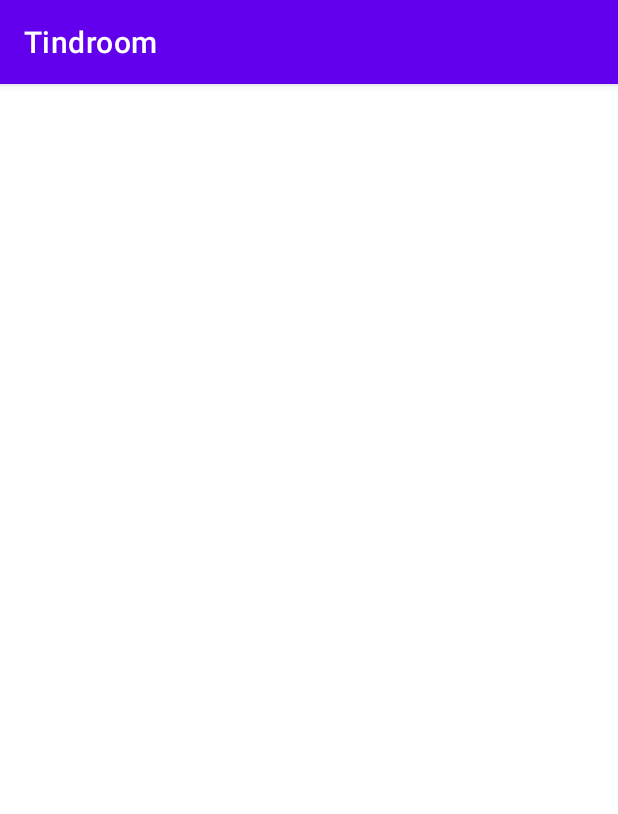
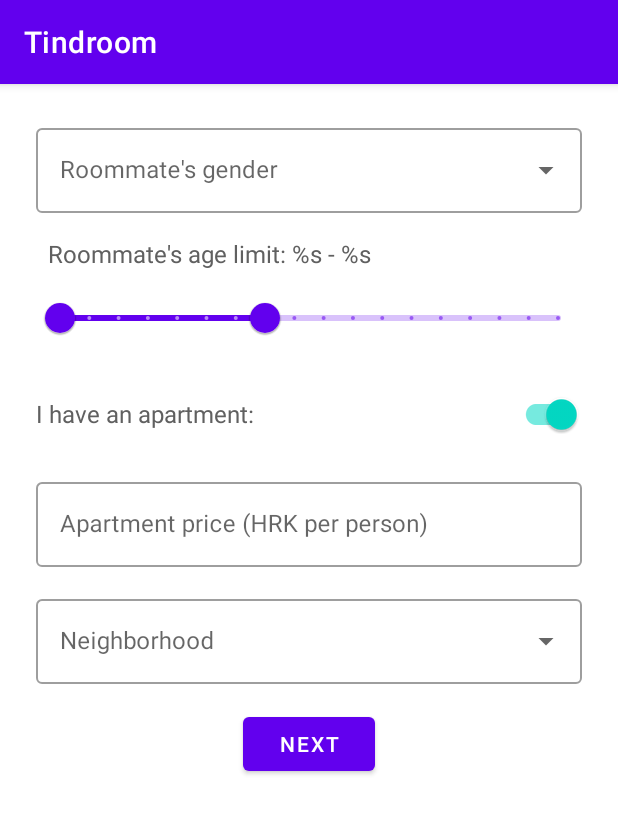
Before and after one commit to andelajakovic/Tindroom, an Android app: the fragment RoommateFormFragment placed in its activity, on a phone screen of 412 x 824 dp. Shown: the top 814 px of the screen. Run offline under Robolectric (Android 15) with nearby library versions, the phone set to English and light mode, and no system bars; pictures from the network do not load.

Commit message:
Roommate form layout

```diff
--- a/app/src/main/java/com/example/tindroom/ui/prelogin/AboutYouFragment.java
+++ b/app/src/main/java/com/example/tindroom/ui/prelogin/AboutYouFragment.java
@@ -19,7 +19,6 @@ import android.widget.ImageView;
 
 import com.bumptech.glide.Glide;
 import com.example.tindroom.R;
-import com.example.tindroom.data.local.SharedPreferencesStorage;
 import com.example.tindroom.data.model.Faculty;
 import com.example.tindroom.data.model.User;
 import com.example.tindroom.network.RetrofitService;
@@ -179,7 +178,7 @@ public class AboutYouFragment extends Fragment {
     }
 
     private void setGenderMenuItems() {
-        String[] items =  getResources().getStringArray(R.array.your_gender);
+        String[] items =  getResources().getStringArray(R.array.your_gender_items);
 
         ArrayAdapter<String> arrayAdapter = new ArrayAdapter<>(getContext(), android.R.layout.simple_spinner_dropdown_item, items);
         genderDropdown.setAdapter(arrayAdapter);
--- a/app/src/main/java/com/example/tindroom/ui/prelogin/RoommateFormFragment.java
+++ b/app/src/main/java/com/example/tindroom/ui/prelogin/RoommateFormFragment.java
@@ -3,18 +3,31 @@ package com.example.tindroom.ui.prelogin;
 import android.os.Bundle;
 
 import androidx.fragment.app.Fragment;
+import retrofit2.Retrofit;
 
-import android.util.Log;
 import android.view.LayoutInflater;
 import android.view.View;
 import android.view.ViewGroup;
+import android.widget.ArrayAdapter;
+import android.widget.AutoCompleteTextView;
 
 import com.example.tindroom.R;
 import com.example.tindroom.data.model.User;
+import com.example.tindroom.network.RetrofitService;
+import com.example.tindroom.network.TindroomApiService;
+import com.google.android.material.textfield.TextInputEditText;
+import com.google.android.material.textfield.TextInputLayout;
 
 public class RoommateFormFragment extends Fragment {
 
     private User user;
+
+    private Retrofit retrofit;
+    private TindroomApiService tindroomApiService;
+    private View rootView;
+
+    private TextInputLayout roommateGenderInput;
+    private AutoCompleteTextView roommateGenderDropdown;
 
     @Override
     public void onCreate(Bundle savedInstanceState) {
@@ -27,7 +40,30 @@ public class RoommateFormFragment extends Fragment {
     @Override
     public View onCreateView(LayoutInflater inflater, ViewGroup container,
                              Bundle savedInstanceState) {
-        // Inflate the layout for this fragment
-        return inflater.inflate(R.layout.fragment_roomate_form, container, false);
+        rootView = inflater.inflate(R.layout.fragment_roommate_form, container, false);
+
+        retrofit = RetrofitService.getRetrofit();
+        tindroomApiService = retrofit.create(TindroomApiService.class);
+
+        initViews();
+        initListeners();
+
+        return rootView;    }
+
+    private void initViews() {
+        roommateGenderInput = rootView.findViewById(R.id.roommateGenderInput);
+        roommateGenderDropdown = rootView.findViewById(R.id.roommateGenderDropdown);
+
+        setGenderMenuItems();
+    }
+
+    private void setGenderMenuItems() {
+        String[] items =  getResources().getStringArray(R.array.roommates_gender_items);
+
+        ArrayAdapter<String> arrayAdapter = new ArrayAdapter<>(getContext(), android.R.layout.simple_spinner_dropdown_item, items);
+        roommateGenderDropdown.setAdapter(arrayAdapter);
+    }
+
+    private void initListeners() {
     }
 }
--- a/app/src/main/res/layout/fragment_roomate_form.xml
+++ /dev/null
@@ -1,8 +0,0 @@
-<?xml version="1.0" encoding="utf-8"?>
-<FrameLayout xmlns:android="http://schemas.android.com/apk/res/android"
-    xmlns:tools="http://schemas.android.com/tools"
-    android:layout_width="match_parent"
-    android:layout_height="match_parent"
-    tools:context=".ui.prelogin.RoommateFormFragment">
-
-</FrameLayout>
--- /dev/null
+++ b/app/src/main/res/layout/fragment_roommate_form.xml
@@ -0,0 +1,131 @@
+<?xml version="1.0" encoding="utf-8"?>
+<ScrollView xmlns:android="http://schemas.android.com/apk/res/android"
+    xmlns:tools="http://schemas.android.com/tools"
+    android:layout_width="match_parent"
+    android:layout_height="match_parent"
+    xmlns:app="http://schemas.android.com/apk/res-auto"
+    tools:context=".ui.prelogin.RoommateFormFragment">
+
+    <LinearLayout
+        android:layout_width="match_parent"
+        android:layout_height="wrap_content"
+        android:orientation="vertical"
+        android:padding="16dp" >
+
+        <com.google.android.material.textfield.TextInputLayout
+            android:id="@+id/roommateGenderInput"
+            style="@style/Widget.MaterialComponents.TextInputLayout.OutlinedBox.ExposedDropdownMenu"
+            android:layout_width="match_parent"
+            android:layout_height="wrap_content"
+            android:layout_margin="@dimen/linear_layout_margin"
+            android:hint="@string/roommate_form_fragment_roommate_gender_hint">
+
+            <AutoCompleteTextView
+                android:id="@+id/roommateGenderDropdown"
+                android:layout_width="match_parent"
+                android:layout_height="wrap_content"
+                android:inputType="none" />
+        </com.google.android.material.textfield.TextInputLayout>
+
+        <TextView
+            android:layout_width="match_parent"
+            android:layout_height="wrap_content"
+            android:layout_marginTop="@dimen/linear_layout_margin"
+            android:layout_marginStart="@dimen/title_start_margin"
+            android:layout_marginEnd="@dimen/linear_layout_margin"
+            style="@style/TitleTextViewStyle"
+            android:text="@string/roommate_form_fragment_roommate_age_title" />
+
+        <com.google.android.material.slider.RangeSlider
+            android:layout_height="wrap_content"
+            android:layout_width="match_parent"
+            android:layout_margin="@dimen/linear_layout_margin"
+            android:valueFrom="18"
+            android:valueTo="35"
+            android:stepSize="1"
+            app:values="@array/initial_age_range_values" />
+
+        <com.google.android.material.switchmaterial.SwitchMaterial
+            android:layout_width="match_parent"
+            android:layout_height="wrap_content"
+            android:layout_margin="@dimen/linear_layout_margin"
+            android:checked="true"
+            style="@style/TitleTextViewStyle"
+            android:text="@string/roommate_form_fragment_have_apartment_label"/>
+
+        <LinearLayout
+            android:id="@+id/have_apartment_layout"
+            android:layout_width="match_parent"
+            android:layout_height="wrap_content"
+            android:orientation="vertical">
+
+            <com.google.android.material.textfield.TextInputLayout
+                android:id="@+id/priceInput"
+                style="@style/Widget.MaterialComponents.TextInputLayout.OutlinedBox"
+                android:layout_width="match_parent"
+                android:layout_height="wrap_content"
+                android:layout_margin="@dimen/linear_layout_margin"
+                android:hint="@string/roommate_form_fragment_price_hint">
+
+                <com.google.android.material.textfield.TextInputEditText
+                    android:id="@+id/priceEditText"
+                    android:layout_width="match_parent"
+                    android:layout_height="wrap_content"
+                    android:clickable="true"
+                    android:inputType="number" />
+            </com.google.android.material.textfield.TextInputLayout>
+
+            <com.google.android.material.textfield.TextInputLayout
+                android:id="@+id/neighbourhoodInput"
+                style="@style/Widget.MaterialComponents.TextInputLayout.OutlinedBox.ExposedDropdownMenu"
+                android:layout_width="match_parent"
+                android:layout_height="wrap_content"
+                android:layout_margin="@dimen/linear_layout_margin"
+                android:hint="@string/roommate_form_fragment_neighborhood_hint">
+
+                <AutoCompleteTextView
+                    android:id="@+id/facultyDropdown"
+                    android:layout_width="match_parent"
+                    android:layout_height="wrap_content"
+                    android:inputType="none" />
+            </com.google.android.material.textfield.TextInputLayout>
+
+        </LinearLayout>
+
+        <LinearLayout
+            android:id="@+id/need_apartment_layout"
+            android:layout_width="match_parent"
+            android:layout_height="wrap_content"
+            android:visibility="gone"
+            android:orientation="vertical">
+
+            <TextView
+                android:layout_width="match_parent"
+                android:layout_height="wrap_content"
+                android:layout_marginTop="@dimen/linear_layout_margin"
+                android:layout_marginStart="@dimen/title_start_margin"
+                android:layout_marginEnd="@dimen/linear_layout_margin"
+                style="@style/TitleTextViewStyle"
+                android:text="@string/roommate_form_fragment_price_range_title" />
+
+            <com.google.android.material.slider.Slider
+                android:layout_height="wrap_content"
+                android:layout_width="match_parent"
+                android:layout_margin="@dimen/linear_layout_margin"
+                android:valueFrom="500"
+                android:valueTo="5000"
+                android:value="2500"/>
+
+        </LinearLayout>
+
+        <Button
+            android:id="@+id/button"
+            android:layout_width="wrap_content"
+            android:layout_height="wrap_content"
+            android:layout_gravity="center"
+            android:layout_margin="@dimen/linear_layout_margin"
+            android:text="@string/roommate_form_fragment_next_button_label" />
+
+    </LinearLayout>
+
+</ScrollView>
--- a/app/src/main/res/navigation/navigation_prelogin.xml
+++ b/app/src/main/res/navigation/navigation_prelogin.xml
@@ -59,7 +59,7 @@
         android:id="@+id/roomateFormFragment"
         android:name="com.example.tindroom.ui.prelogin.RoommateFormFragment"
         android:label="fragment_roomate_form"
-        tools:layout="@layout/fragment_roomate_form" >
+        tools:layout="@layout/fragment_roommate_form" >
         <action
             android:id="@+id/action_roomateFormFragment_to_homeActivity"
             app:destination="@id/homeActivity" />
--- /dev/null
+++ b/app/src/main/res/values/arrays.xml
@@ -0,0 +1,7 @@
+<?xml version="1.0" encoding="utf-8"?>
+<resources>
+    <array name="initial_age_range_values">
+        <item>18</item>
+        <item>25</item>
+    </array>
+</resources>
--- a/app/src/main/res/values/colors.xml
+++ b/app/src/main/res/values/colors.xml
@@ -7,4 +7,5 @@
     <color name="teal_700">#FF018786</color>
     <color name="black">#FF000000</color>
     <color name="white">#FFFFFFFF</color>
+    <color name="gray">#FF606060</color>
 </resources>
--- a/app/src/main/res/values/dimens.xml
+++ b/app/src/main/res/values/dimens.xml
@@ -1,4 +1,5 @@
 <?xml version="1.0" encoding="utf-8"?>
 <resources>
     <dimen name="linear_layout_margin">8dp</dimen>
+    <dimen name="title_start_margin">16dp</dimen>
 </resources>
--- a/app/src/main/res/values/strings.xml
+++ b/app/src/main/res/values/strings.xml
@@ -9,6 +9,12 @@
     <string name="faculty">Faculty</string>
     <string name="about_you">About you</string>
     <string name="next">Next</string>
+    <string name="roommates_gender">Roommate\'s gender</string>
+    <string name="have_apartment">I have an apartment: </string>
+    <string name="apartment_price">Apartment price (HRK per person)</string>
+    <string name="neighborhood">Neighborhood</string>
+    <string name="roommate_age_limit">Roommate\'s age limit: %s - %s</string>
+    <string name="apartment_price_limit">Apartment price limit (HRK per person): %s</string>
 
     <string name="about_you_fragment_male_option" translatable="false">@string/male</string>
     <string name="about_you_fragment_female_option" translatable="false">@string/female</string>
@@ -19,12 +25,20 @@
     <string name="about_you_fragment_about_you_hint" translatable="false">@string/about_you</string>
     <string name="about_you_fragment_next_button_label" translatable="false">@string/next</string>
 
-    <array name="your_gender">
+    <string name="roommate_form_fragment_roommate_gender_hint" translatable="false">@string/roommates_gender</string>
+    <string name="roommate_form_fragment_have_apartment_label" translatable="false">@string/have_apartment</string>
+    <string name="roommate_form_fragment_price_hint" translatable="false">@string/apartment_price</string>
+    <string name="roommate_form_fragment_neighborhood_hint" translatable="false">@string/neighborhood</string>
+    <string name="roommate_form_fragment_roommate_age_title" translatable="false">@string/roommate_age_limit</string>
+    <string name="roommate_form_fragment_price_range_title" translatable="false">@string/apartment_price_limit</string>
+    <string name="roommate_form_fragment_next_button_label" translatable="false">@string/next</string>
+
+    <array name="your_gender_items">
         <item>@string/male</item>
         <item>@string/female</item>
     </array>
 
-    <array name="roommates_gender">
+    <array name="roommates_gender_items">
         <item>@string/male</item>
         <item>@string/female</item>
         <item>@string/any</item>
--- a/app/src/main/res/values/styles.xml
+++ b/app/src/main/res/values/styles.xml
@@ -1,6 +1,9 @@
 <?xml version="1.0" encoding="utf-8"?>
 <resources>
-
+    <style name="TitleTextViewStyle">
+        <item name="android:textSize">16sp</item>
+        <item name="android:textColor">@color/gray</item>
+    </style>
 
 
 </resources>
```
Also changed, not shown: 1 other file.
